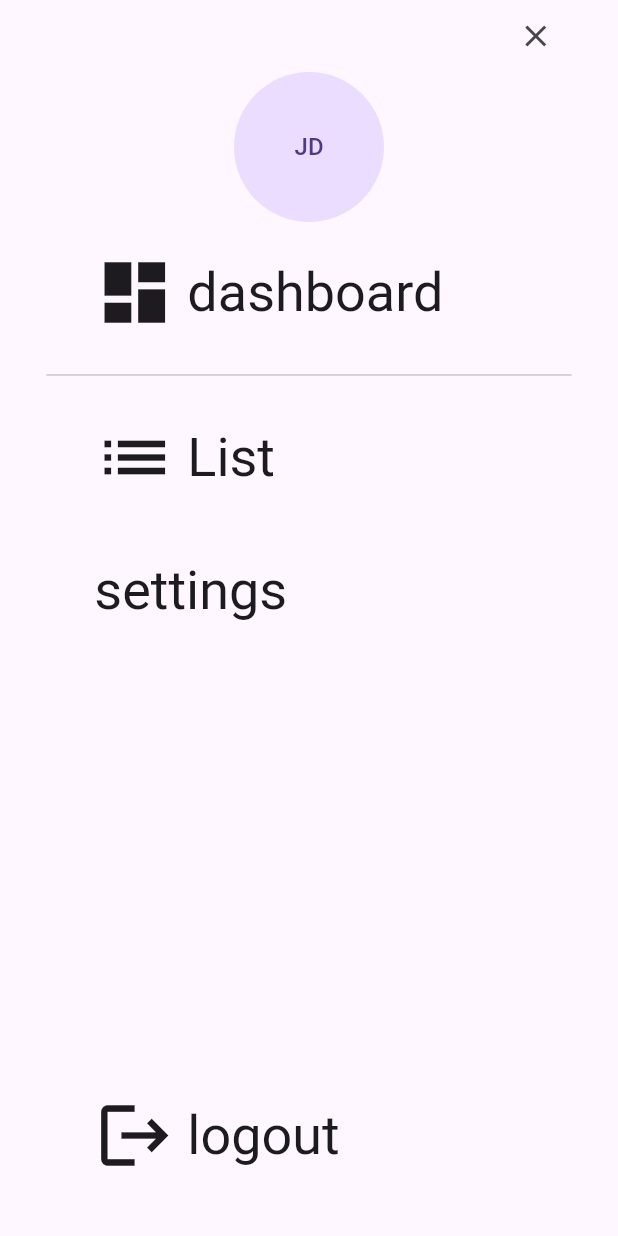
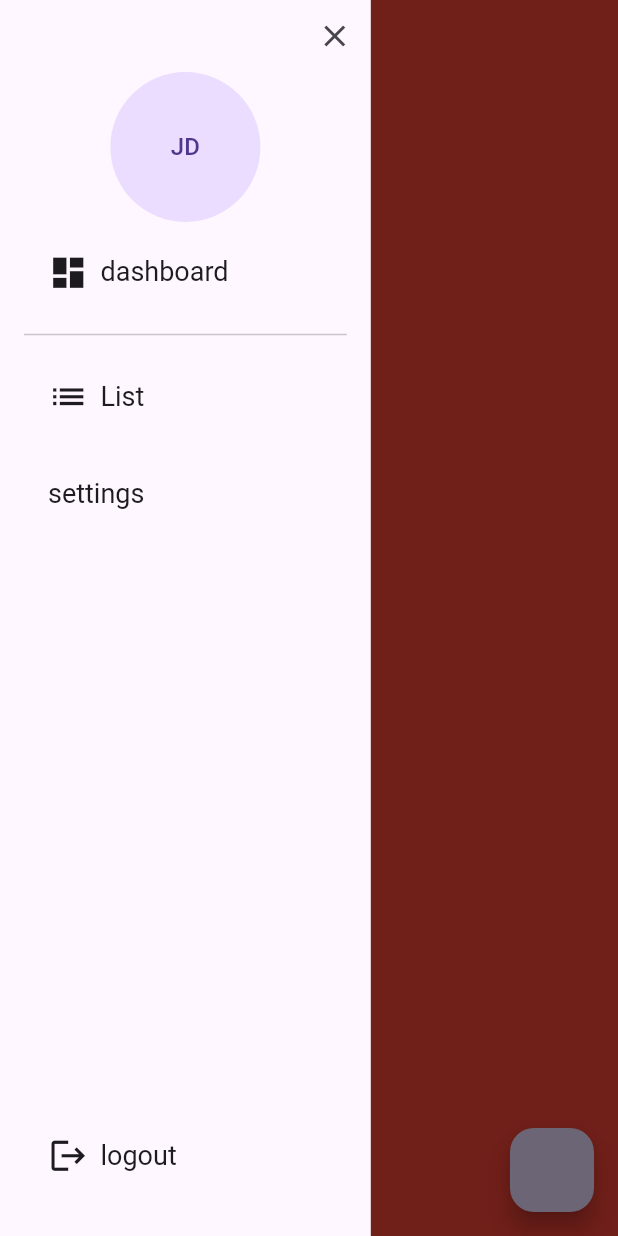
Before and after one commit to Iconica-Development/flutter_menu, a Flutter app: the screen it shows after launch, with the side drawer open (before the commit the screen has no drawer), on a phone screen of 412 x 824 dp. Run offline on Flutter 3.47's test engine with Material 3 defaults, Android fonts, the phone set to English and light mode, and no system bars.

Commit message:
feat: add ability to add indent and endindent to divider. Also added the other parameters: color, thickness and height.

```diff
--- a/example/lib/main.dart
+++ b/example/lib/main.dart
@@ -18,6 +18,9 @@ class MyApp extends StatelessWidget {
       title: 'Flutter Demo',
       theme: ThemeData(
         primarySwatch: Colors.blue,
+        textTheme: const TextTheme(
+          displaySmall: TextStyle(fontSize: 18),
+        ),
       ),
       home: const MyHomePage(title: 'Flutter Demo Home Page'),
     );
@@ -36,21 +39,40 @@ class MyHomePage extends StatefulWidget {
 class _MyHomePageState extends State<MyHomePage> {
   @override
   Widget build(BuildContext context) {
+    final GlobalKey<ScaffoldState> key = GlobalKey();
+
+    return Scaffold(
+      key: key,
+      drawer: const MenuDrawer(),
+      floatingActionButton: FloatingActionButton(
+        onPressed: () => key.currentState?.openDrawer(),
+      ),
+      body: Container(
+        color: Colors.red,
+      ),
+    );
+  }
+}
+
+class MenuDrawer extends StatelessWidget {
+  const MenuDrawer({super.key});
+
+  @override
+  Widget build(BuildContext context) {
     var size = MediaQuery.of(context).size;
-    return Scaffold(
-      body: SafeArea(
-        child: Column(
-          children: [
-            Center(
-              child: SizedBox(
-                height: size.height - (MediaQuery.of(context).padding.top * 2),
-                width: size.width * 0.85,
+    var theme = Theme.of(context);
+
+    return SafeArea(
+      child: Container(
+        color: theme.colorScheme.surface,
+        width: size.width * 0.6,
+        child: Center(
           child: AppMenu(
             exit: IconButton(
               icon: const Icon(
                 Icons.close,
               ),
-                    onPressed: () {},
+              onPressed: () => Scaffold.of(context).closeDrawer(),
             ),
             logout: MenuAction.text(
               text: 'logout',
@@ -73,7 +95,10 @@ class _MyHomePageState extends State<MyHomePage> {
                 icon: Icons.dashboard,
                 textStyle: Theme.of(context).textTheme.displaySmall!,
               ),
-                    MenuAction.divider(),
+              MenuAction.divider(
+                indent: 16,
+                endIndent: 16,
+              ),
               MenuAction.text(
                 text: 'List',
                 onTap: (context) {},
@@ -90,9 +115,6 @@ class _MyHomePageState extends State<MyHomePage> {
           ),
         ),
       ),
-          ],
-        ),
-      ),
     );
   }
 }
--- a/lib/src/menu.dart
+++ b/lib/src/menu.dart
@@ -105,7 +105,20 @@ abstract class MenuAction extends StatelessWidget {
       );
 
   /// Constructs a divider menu action.
-  factory MenuAction.divider() => const ActionDivider();
+  factory MenuAction.divider({
+    double? height,
+    double? thickness,
+    double? indent,
+    double? endIndent,
+    Color? color,
+  }) =>
+      ActionDivider(
+        height: height,
+        thickness: thickness,
+        indent: indent,
+        endIndent: endIndent,
+        color: color,
+      );
 
   /// Constructs a spacer menu action.
   factory MenuAction.spacer({
@@ -174,11 +187,28 @@ class ActionSpacer extends MenuAction {
 /// A divider menu action.
 class ActionDivider extends MenuAction {
   /// Constructs an instance of [ActionDivider].
-  const ActionDivider({super.key});
+  const ActionDivider({
+    super.key,
+    this.height,
+    this.thickness,
+    this.indent,
+    this.endIndent,
+    this.color,
+  });
+
+  final double? height;
+  final double? thickness;
+  final double? indent;
+  final double? endIndent;
+  final Color? color;
 
   @override
-  Widget buildAction(BuildContext context) => const Divider(
-        thickness: 1,
+  Widget buildAction(BuildContext context) => Divider(
+        height: height,
+        thickness: thickness,
+        indent: indent,
+        endIndent: endIndent,
+        color: color,
       );
 }
 
```
Lines whose indentation alone changed are shown as unchanged.
